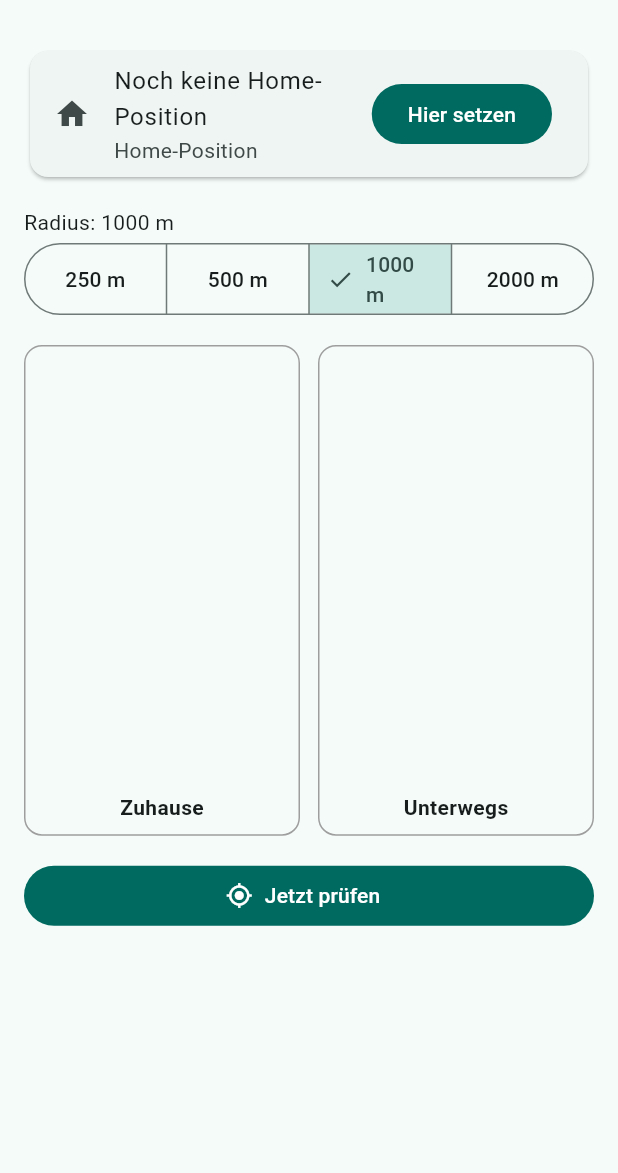
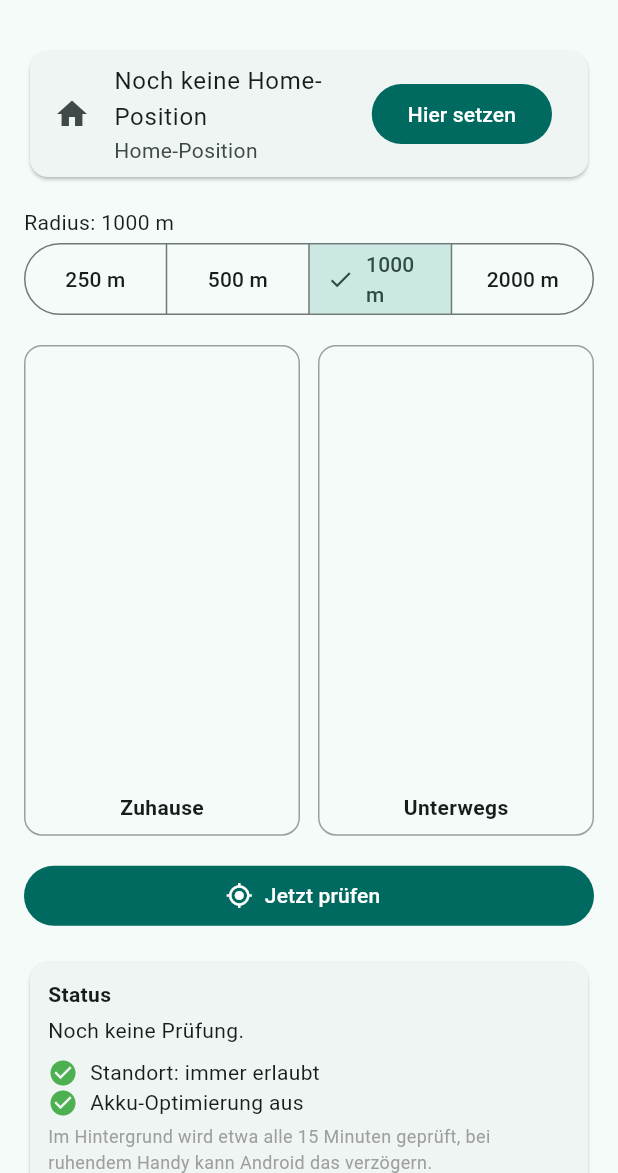
Before and after one commit to scherni42-sys/no-swan, a Flutter app: the screen it shows after launch, on a phone screen of 412 x 824 dp, the part 63-1236 px from its top. Run offline on Flutter 3.47's test engine with Material 3 defaults, Android fonts, the phone set to English and light mode, and no system bars; our stand-ins replace geolocator, image_picker, permission_handler, shared_preferences; missing offline and left inert: async_wallpaper, workmanager.

Commit message:
Statusanzeige, Berechtigungs-Hinweise und Fehlermeldungen beim Wallpaper-Wechsel
Co-Authored-By: Claude Opus 5.5 <noreply@anthropic.com>
Claude-Session: https://claude.ai/code/session_01BZYq2xtd4xu7iBunRUdfv9

```diff
--- a/lib/screens/home_screen.dart
+++ b/lib/screens/home_screen.dart
@@ -4,6 +4,7 @@ import 'package:flutter/material.dart';
 import 'package:geolocator/geolocator.dart';
 import 'package:image_picker/image_picker.dart';
 import 'package:path_provider/path_provider.dart';
+import 'package:permission_handler/permission_handler.dart';
 
 import '../services/settings.dart';
 import '../services/zone_checker.dart';
@@ -15,21 +16,125 @@ class HomeScreen extends StatefulWidget {
   State<HomeScreen> createState() => _HomeScreenState();
 }
 
-class _HomeScreenState extends State<HomeScreen> {
+class _HomeScreenState extends State<HomeScreen> with WidgetsBindingObserver {
   Settings _s = const Settings();
   Zone? _zone;
   String? _msg;
+  bool _alwaysGranted = false;
+  bool _batteryUnrestricted = false;
 
   @override
   void initState() {
     super.initState();
+    WidgetsBinding.instance.addObserver(this);
     _reload();
+  }
+
+  @override
+  void dispose() {
+    WidgetsBinding.instance.removeObserver(this);
+    super.dispose();
+  }
+
+  @override
+  void didChangeAppLifecycleState(AppLifecycleState state) {
+    // Nach Rückkehr aus den Einstellungen oder dem Hintergrund neu laden.
+    if (state == AppLifecycleState.resumed) _reload();
   }
 
   Future<void> _reload() async {
     final s = await Settings.load();
-    setState(() => _s = s);
+    final always = await Permission.locationAlways.isGranted;
+    final battery = Platform.isAndroid
+        ? await Permission.ignoreBatteryOptimizations.isGranted
+        : true;
+    if (!mounted) return;
+    setState(() {
+      _s = s;
+      _alwaysGranted = always;
+      _batteryUnrestricted = battery;
+    });
   }
+
+  Future<void> _requestAlways() async {
+    if (!await _ensurePermission()) return;
+    final status = await Permission.locationAlways.request();
+    if (!status.isGranted) await openAppSettings();
+    await _reload();
+  }
+
+  Future<void> _requestBattery() async {
+    await Permission.ignoreBatteryOptimizations.request();
+    await _reload();
+  }
+
+  String _fmtTime(DateTime t) {
+    String two(int v) => v.toString().padLeft(2, '0');
+    final now = DateTime.now();
+    final sameDay = t.year == now.year && t.month == now.month && t.day == now.day;
+    final time = '${two(t.hour)}:${two(t.minute)} Uhr';
+    return sameDay ? 'heute $time' : '${two(t.day)}.${two(t.month)}. $time';
+  }
+
+  Widget _statusCard() {
+    final c = _s.lastCheck;
+    final d = _s.lastDistance;
+    return Card(
+      child: Padding(
+        padding: const EdgeInsets.all(12),
+        child: Column(
+          crossAxisAlignment: CrossAxisAlignment.start,
+          children: [
+            const Text('Status', style: TextStyle(fontWeight: FontWeight.bold)),
+            const SizedBox(height: 4),
+            Text(c == null
+                ? 'Noch keine Prüfung.'
+                : 'Letzte Prüfung: ${_fmtTime(c)} (${_s.lastSource ?? 'app'})'),
+            if (d != null)
+              Text('Entfernung zu Home: ${d.round()} m → '
+                  '${d <= _s.radiusMeters ? 'innerhalb' : 'außerhalb'} des Radius'),
+            if (_s.lastError != null)
+              Text(_s.lastError!, style: const TextStyle(color: Colors.red)),
+            const SizedBox(height: 8),
+            _checkRow(
+              ok: _alwaysGranted,
+              okText: 'Standort: immer erlaubt',
+              badText: 'Standort nur bei Nutzung erlaubt',
+              action: 'Immer erlauben',
+              onTap: _requestAlways,
+            ),
+            if (Platform.isAndroid)
+              _checkRow(
+                ok: _batteryUnrestricted,
+                okText: 'Akku-Optimierung aus',
+                badText: 'Akku-Optimierung kann Prüfungen verhindern',
+                action: 'Ausschalten',
+                onTap: _requestBattery,
+              ),
+            const SizedBox(height: 4),
+            const Text('Im Hintergrund wird etwa alle 15 Minuten geprüft, '
+                'bei ruhendem Handy kann Android das verzögern.',
+                style: TextStyle(fontSize: 12, color: Colors.grey)),
+          ],
+        ),
+      ),
+    );
+  }
+
+  Widget _checkRow({
+    required bool ok,
+    required String okText,
+    required String badText,
+    required String action,
+    required VoidCallback onTap,
+  }) =>
+      Row(children: [
+        Icon(ok ? Icons.check_circle : Icons.warning_amber,
+            color: ok ? Colors.green : Colors.orange, size: 20),
+        const SizedBox(width: 8),
+        Expanded(child: Text(ok ? okText : badText)),
+        if (!ok) TextButton(onPressed: onTap, child: Text(action)),
+      ]);
 
   Future<bool> _ensurePermission() async {
     var perm = await Geolocator.checkPermission();
@@ -40,10 +145,7 @@ class _HomeScreenState extends State<HomeScreen> {
       setState(() => _msg = 'Standortberechtigung fehlt.');
       return false;
     }
-    if (perm == LocationPermission.whileInUse) {
-      setState(() => _msg = 'Für den Wechsel im Hintergrund bitte in den '
-          'Einstellungen „Standort: Immer erlauben“ wählen.');
-    }
+    setState(() => _msg = null);
     return true;
   }
 
@@ -61,14 +163,22 @@ class _HomeScreenState extends State<HomeScreen> {
     final dir = await getApplicationDocumentsDirectory();
     final target = '${dir.path}/${home ? 'home' : 'away'}.jpg';
     await File(picked.path).copy(target);
+    // Gleicher Dateiname: Bild-Cache leeren, damit die Vorschau aktualisiert.
+    await FileImage(File(target)).evict();
     await Settings.saveImage(home: home, path: target);
     await _reload();
+    if (_s.hasHome) await _check();
   }
 
-  Future<void> _check() async {
+  Future<void> _check({bool force = false}) async {
     if (!await _ensurePermission()) return;
-    final z = await ZoneChecker.checkAndApply();
-    setState(() => _zone = z);
+    try {
+      final z = await ZoneChecker.checkAndApply(force: force);
+      setState(() => _zone = z);
+    } catch (e) {
+      setState(() => _msg = 'Standort konnte nicht ermittelt werden.');
+    }
+    await _reload();
   }
 
   Widget _imageTile(String label, String? path, bool home) => Expanded(
@@ -125,6 +235,7 @@ class _HomeScreenState extends State<HomeScreen> {
             onSelectionChanged: (v) async {
               await Settings.saveRadius(v.first);
               await _reload();
+              await _check();
             },
           ),
           const SizedBox(height: 16),
@@ -135,7 +246,7 @@ class _HomeScreenState extends State<HomeScreen> {
           ]),
           const SizedBox(height: 16),
           FilledButton.icon(
-            onPressed: _check,
+            onPressed: () => _check(force: true),
             icon: const Icon(Icons.my_location),
             label: const Text('Jetzt prüfen'),
           ),
@@ -146,6 +257,8 @@ class _HomeScreenState extends State<HomeScreen> {
                   ? 'Du bist innerhalb des Radius.'
                   : 'Du bist außerhalb des Radius.'),
             ),
+          const SizedBox(height: 16),
+          _statusCard(),
           if (Platform.isIOS)
             const Padding(
               padding: EdgeInsets.only(top: 16),
--- a/lib/services/background.dart
+++ b/lib/services/background.dart
@@ -10,7 +10,7 @@ void callbackDispatcher() {
   Workmanager().executeTask((task, _) async {
     WidgetsFlutterBinding.ensureInitialized();
     try {
-      await ZoneChecker.checkAndApply();
+      await ZoneChecker.checkAndApply(source: 'hintergrund');
     } catch (_) {
       // z. B. keine Standortberechtigung im Hintergrund – beim nächsten Lauf erneut.
     }
--- a/lib/services/settings.dart
+++ b/lib/services/settings.dart
@@ -8,6 +8,10 @@ class Settings {
   static const _kImgHome = 'img_home';
   static const _kImgAway = 'img_away';
   static const _kLastState = 'last_state'; // 'home' | 'away'
+  static const _kLastCheck = 'last_check'; // ms seit Epoch
+  static const _kLastDistance = 'last_distance';
+  static const _kLastSource = 'last_source'; // 'app' | 'hintergrund'
+  static const _kLastError = 'last_error';
 
   final double? homeLat;
   final double? homeLng;
@@ -15,6 +19,10 @@ class Settings {
   final String? imageHome;
   final String? imageAway;
   final String? lastState;
+  final DateTime? lastCheck;
+  final double? lastDistance;
+  final String? lastSource;
+  final String? lastError;
 
   const Settings({
     this.homeLat,
@@ -23,6 +31,10 @@ class Settings {
     this.imageHome,
     this.imageAway,
     this.lastState,
+    this.lastCheck,
+    this.lastDistance,
+    this.lastSource,
+    this.lastError,
   });
 
   bool get hasHome => homeLat != null && homeLng != null;
@@ -37,6 +49,12 @@ class Settings {
       imageHome: p.getString(_kImgHome),
       imageAway: p.getString(_kImgAway),
       lastState: p.getString(_kLastState),
+      lastCheck: p.getInt(_kLastCheck) == null
+          ? null
+          : DateTime.fromMillisecondsSinceEpoch(p.getInt(_kLastCheck)!),
+      lastDistance: p.getDouble(_kLastDistance),
+      lastSource: p.getString(_kLastSource),
+      lastError: p.getString(_kLastError),
     );
   }
 
@@ -63,4 +81,22 @@ class Settings {
     final p = await SharedPreferences.getInstance();
     await p.setString(_kLastState, state);
   }
+
+  /// Protokolliert jede Prüfung, damit die App anzeigen kann, ob der
+  /// Hintergrundjob wirklich läuft.
+  static Future<void> saveCheck({
+    required String source,
+    double? distance,
+    String? error,
+  }) async {
+    final p = await SharedPreferences.getInstance();
+    await p.setInt(_kLastCheck, DateTime.now().millisecondsSinceEpoch);
+    await p.setString(_kLastSource, source);
+    if (distance != null) await p.setDouble(_kLastDistance, distance);
+    if (error == null) {
+      await p.remove(_kLastError);
+    } else {
+      await p.setString(_kLastError, error);
+    }
+  }
 }
--- a/pubspec.yaml
+++ b/pubspec.yaml
@@ -15,6 +15,7 @@ dependencies:
   path_provider: ^2.1.4        # Bilder dauerhaft im App-Ordner ablegen
   workmanager: ^0.10.10        # Hintergrund-Prüfung (Android, ca. alle 15 min)
   async_wallpaper: ^3.6.0      # Android: Systemhintergrund setzen (WallpaperManager)
+  permission_handler: ^12.0.1   # "Standort immer" + Akku-Optimierung
 
 dev_dependencies:
   flutter_test:
```
Also changed, not shown: lib/services/zone_checker.dart (+34 -10 lines), pubspec.lock, 1 other file.
